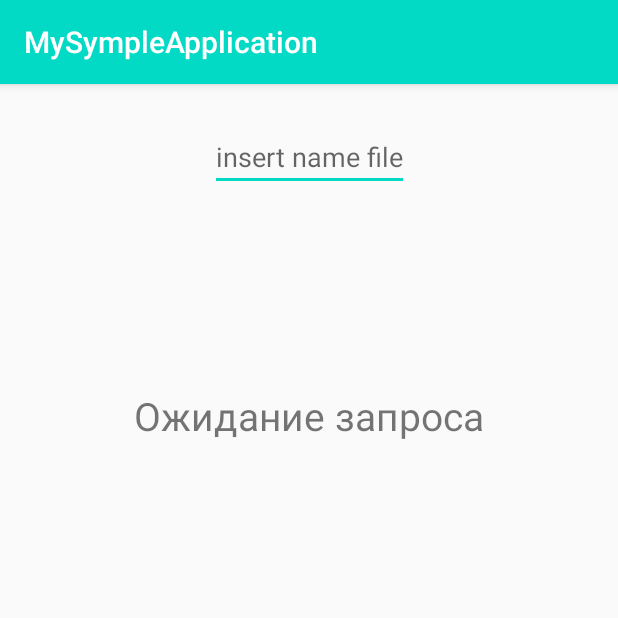
After one commit to AlexM-pixel/SipmlePrimer, an Android app: the Main7Activity screen opened directly, with no data from a screen before it, on a phone screen of 412 x 824 dp, the top half of it. The commit adds this screen. Run offline under Robolectric (Android 15) with nearby library versions, the phone set to English and light mode, and no system bars.

Commit message:
search files added

```diff
--- a/app/src/main/AndroidManifest.xml
+++ b/app/src/main/AndroidManifest.xml
@@ -3,6 +3,7 @@
     package="com.example.mysympleapplication">
 
     <uses-permission android:name="android.permission.INTERNET" />
+
     <application
         android:allowBackup="true"
         android:icon="@mipmap/ic_launcher"
@@ -10,6 +11,7 @@
         android:roundIcon="@mipmap/ic_launcher_round"
         android:supportsRtl="true"
         android:theme="@style/AppTheme">
+        <activity android:name=".hw7.Main7Activity"></activity>
         <activity
             android:name=".hw6.ChatActivity"
             android:launchMode="singleTop"
--- /dev/null
+++ b/app/src/main/java/com/example/mysympleapplication/hw7/Main7Activity.java
@@ -0,0 +1,83 @@
+package com.example.mysympleapplication.hw7;
+
+import androidx.annotation.NonNull;
+import androidx.appcompat.app.AppCompatActivity;
+
+import android.annotation.SuppressLint;
+import android.content.Context;
+import android.os.Bundle;
+import android.os.Handler;
+import android.os.Message;
+import android.text.Editable;
+import android.text.TextWatcher;
+import android.util.Log;
+import android.widget.EditText;
+import android.widget.TextView;
+
+import com.example.mysympleapplication.R;
+
+import java.io.File;
+import java.nio.file.Files;
+import java.util.concurrent.TimeUnit;
+
+public class Main7Activity extends AppCompatActivity {
+    TextView countFiles;
+    EditText nameFile;
+    public static final int SEARCH_IN_PROGRESS = -1;
+    String[] allFiles;
+    Handler handler;
+
+    @SuppressLint("HandlerLeak")
+    @Override
+    protected void onCreate(Bundle savedInstanceState) {
+        super.onCreate(savedInstanceState);
+        setContentView(R.layout.activity_main7);
+        nameFile = findViewById(R.id.searchFile);
+        countFiles = findViewById(R.id.count_files);
+        allFiles = fileList();
+        handler = new Handler() {
+            @SuppressLint("SetTextI18n")
+            public void handleMessage(Message msg) {
+                if (msg.what == SEARCH_IN_PROGRESS) {
+                    countFiles.setText("я ищу!");
+                } else {
+                    countFiles.setText("найдено файлов: " + msg.what);
+                }
+            }
+        };
+
+        nameFile.addTextChangedListener(new TextWatcher() {
+            @Override
+            public void beforeTextChanged(CharSequence s, int start, int count, int after) {
+            }
+
+            @Override
+            public void onTextChanged(CharSequence s, int start, int before, int count) {
+                new Thread(new Runnable() {
+                    public void run() {
+                        int cound = 0;
+                        handler.sendEmptyMessage(SEARCH_IN_PROGRESS);
+                        try {
+                            TimeUnit.SECONDS.sleep(1);
+                        } catch (InterruptedException e) {
+                            e.printStackTrace();
+                        }
+                        for (String fileName : allFiles) {
+                            if (fileName.contains("." + nameFile.getText())) {
+                                cound++;
+                                Log.d("onTextChanged", "i = " + cound);
+                            }
+                            handler.sendEmptyMessage(cound);
+                        }
+                    }
+                }).start();
+            }
+
+
+            @Override
+            public void afterTextChanged(Editable s) {
+                //  Log.d("onTextChanged", "after " + cound);
+            }
+        });
+    }
+}
--- /dev/null
+++ b/app/src/main/res/layout/activity_main7.xml
@@ -0,0 +1,31 @@
+<?xml version="1.0" encoding="utf-8"?>
+<androidx.constraintlayout.widget.ConstraintLayout xmlns:android="http://schemas.android.com/apk/res/android"
+    xmlns:app="http://schemas.android.com/apk/res-auto"
+    xmlns:tools="http://schemas.android.com/tools"
+    android:layout_width="match_parent"
+    android:layout_height="match_parent"
+    tools:context=".hw7.Main7Activity">
+
+    <EditText
+        android:id="@+id/searchFile"
+        android:layout_width="wrap_content"
+        android:layout_height="wrap_content"
+        android:layout_margin="26dp"
+        android:hint="@string/insert_file"
+        android:textSize="18sp"
+        app:layout_constraintEnd_toEndOf="parent"
+        app:layout_constraintStart_toStartOf="parent"
+        app:layout_constraintTop_toTopOf="parent" />
+
+    <TextView
+        android:id="@+id/count_files"
+        android:layout_width="wrap_content"
+        android:layout_height="wrap_content"
+        android:text="@string/count"
+        android:textSize="26sp"
+        app:layout_constraintBottom_toBottomOf="parent"
+        app:layout_constraintEnd_toEndOf="parent"
+        app:layout_constraintStart_toStartOf="parent"
+        app:layout_constraintTop_toBottomOf="@+id/searchFile"
+        app:layout_constraintVertical_bias="0.2" />
+</androidx.constraintlayout.widget.ConstraintLayout>
--- a/app/src/main/res/values/strings.xml
+++ b/app/src/main/res/values/strings.xml
@@ -48,4 +48,7 @@
     <string name="notifications">6-я notifications</string>
     <string name="chat_activity">Chat Activity</string>
     <string name="msg_token_fmt">FCM Token: %s</string>
+    <string name="threads">threads</string>
+    <string name="count">Ожидание запроса</string>
+    <string name="insert_file">insert name file</string>
 </resources>
```
Also changed, not shown: app/src/main/java/com/example/mysympleapplication/Prime_Activity.java (+9 -0 lines), app/src/main/res/layout/activity_prime.xml (+19 -0 lines).
